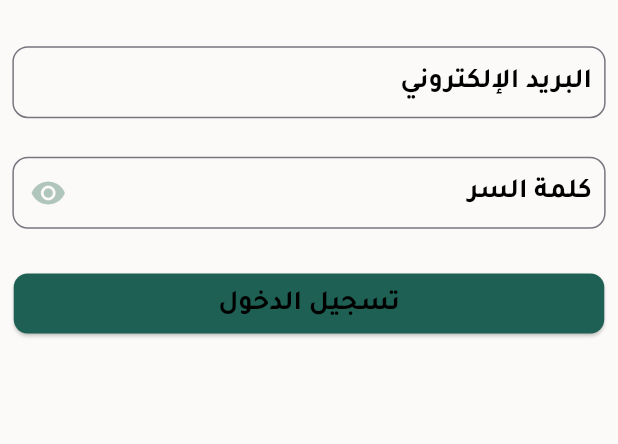
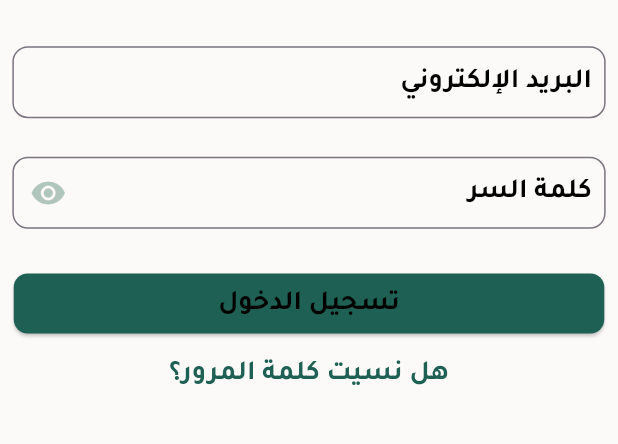
Before and after one commit to FaridaYasserYoussef/cattlehealthtrackerflutter, a Flutter app: the screen it shows after launch, on a phone screen of 412 x 824 dp, the part 498-942 px from its top. Run offline on Flutter 3.47's test engine with Material 3 defaults, Android fonts, the phone set to English and light mode, and no system bars; our stand-ins replace dio, flutter_bloc, flutter_screenutil, flutter_secure_storage, fluttertoast, get_it and 3 more.

Commit message:
added logic for forgot password

```diff
--- a/lib/api/api.dart
+++ b/lib/api/api.dart
@@ -10,5 +10,5 @@ class API{
   static const hostConnectAuthenticationChangePassword= "$hostConnectAuthentication/change_password";
   static const hostConnectAuthenticationToggle2fa = "$hostConnectAuthentication/toggle_2fa";
   static const hostConnectAuthenticationLogout = "$hostConnectAuthentication/logout";
-
+  static const hostConnectAuthenticationSendResetLink = "$hostConnectAuthentication/send-password-reset-email";
 }
--- a/lib/authentication/model/data_sources/authentication_data_source.dart
+++ b/lib/authentication/model/data_sources/authentication_data_source.dart
@@ -8,6 +8,6 @@ abstract class AuthenticationDataSource{
   Future<bool?> toggle2fa();
   Future<double?> resendOtp(String email);
   Future<bool?> logout();
-  Future<bool?> logoutLocally( );
-
+  Future<bool?> logoutLocally();
+  Future<bool?> sendResetPasswordLink(String email);
 }
--- a/lib/authentication/repository/authentication_repository.dart
+++ b/lib/authentication/repository/authentication_repository.dart
@@ -43,4 +43,9 @@ class AuthenticationRepository {
     return logged_out;
   }
 
+  Future<bool?> sendResetPasswordLink(String email) async{
+    bool? emailSent = await dataSource.sendResetPasswordLink(email);
+    return emailSent;
+  }
+
 }
--- a/lib/authentication/view-model/authentication_states.dart
+++ b/lib/authentication/view-model/authentication_states.dart
@@ -74,3 +74,10 @@ class OtpExpiredState extends AuthenticationStates{}
 class ChangePasswordLoading extends AuthenticationStates{}
 
 class OldPasswordIsIncorrect extends AuthenticationStates{}
+
+class SendPasswordResetLinkLoadingState extends AuthenticationStates{}
+
+class SendPasswordResetLinkSuccessState extends AuthenticationStates{}
+
+class SendPasswordResetLinkUserNotFoundErrorState extends AuthenticationStates{}
+class SendPasswordResetLinkFailedToSendEmailState extends AuthenticationStates{}
--- a/lib/authentication/view/screens/users_login_screen.dart
+++ b/lib/authentication/view/screens/users_login_screen.dart
@@ -3,6 +3,7 @@ import 'package:cattlehealthtracker/authentication/view-model/authentication_sta
 import 'package:cattlehealthtracker/authentication/view/widgets/custom_button.dart';
 import 'package:cattlehealthtracker/authentication/view/widgets/custom_text_form_field.dart';
 import 'package:cattlehealthtracker/authentication/view/widgets/otp_form_widget.dart';
+import 'package:cattlehealthtracker/authentication/view/widgets/send_reset_password_link_form.dart';
 import 'package:cattlehealthtracker/common/app_colors.dart';
 import 'package:cattlehealthtracker/common/app_images.dart';
 import 'package:cattlehealthtracker/common/home_screen.dart';
@@ -160,7 +161,23 @@ class _UserLoginScreenState extends State<UserLoginScreen> {
                       }
                     },);
                   },),
-                  )
+                  ),
+
+                  TextButton(onPressed: (){
+                    showDialog(
+                      barrierDismissible: false,
+                      context: context, builder:(context) {
+                      return AlertDialog(
+                        content: SendResetPasswordLinkForm(),
+
+                      );
+                    },);
+                  },
+                   child: Text(S.of(context).forgetPassword,
+                   style: TextStyle(fontFamily: "Tajawal",
+                   fontSize: 18.sp,
+                   fontWeight: FontWeight.bold,
+                   color: AppColors.greenColor,)))
                 ],
                ),
              ),
--- a/lib/common/custom_exceptions.dart
+++ b/lib/common/custom_exceptions.dart
@@ -21,8 +21,22 @@ class OtpNotSet implements Exception{
 
 }
 
-class OldPasswordIncorrect{
+class OldPasswordIncorrect implements Exception{
     final String errorMessage;
 
   OldPasswordIncorrect({required this.errorMessage});
 }
+
+class FailedToSendPasswordResetEmail implements Exception{
+  final String errorMessage;
+
+  FailedToSendPasswordResetEmail({required this.errorMessage});
+
+}
+
+class PasswordResetEmailAddressNotFound implements Exception{
+  final String errorMessage;
+
+  PasswordResetEmailAddressNotFound({required this.errorMessage});
+
+}
--- a/lib/l10n/intl_ar.arb
+++ b/lib/l10n/intl_ar.arb
@@ -41,5 +41,11 @@
     "verifyOtp": "التحقق",
     "verifyAfter": "التحقق بعد",
     "resendAfter": "إعادة الإرسال بعد",
-    "resend": "إعادة الإرسال"
+    "resend": "إعادة الإرسال",
+    "forgetPassword": "هل نسيت كلمة المرور؟",
+    "sendResetPaswordLink": "إرسال رابط تغيير كلمة المرور",
+    "send": "إرسال",
+    "emailSent": "تم إرسال الإيميل",
+    "emailNotFound": "الإيميل غير موجود",
+    "failedToSendEmail": "فشل في إرسال الإيميل"
   }
--- a/lib/main.dart
+++ b/lib/main.dart
@@ -90,7 +90,7 @@ class MyApp extends StatelessWidget {
                     GlobalWidgetsLocalizations.delegate,
                     GlobalCupertinoLocalizations.delegate,
                 ],
-                supportedLocales: S.delegate.supportedLocales,
+
             debugShowCheckedModeBanner: false,
             title: 'Flutter Demo',
             home: UserLoginScreen(storage: FlutterSecureStorage(), scaffoldKey: GlobalKey<ScaffoldState>(),),
```
Also changed, not shown: lib/authentication/model/data_sources/authentication_api_data_source.dart (+32 -5 lines), lib/authentication/view-model/authentication_cubit.dart (+32 -2 lines), lib/authentication/view/widgets/change_password_form_widget.dart (+23 -19 lines), lib/authentication/view/widgets/send_reset_password_link_form.dart (added, +122 -0 lines), lib/l10n/intl_en.arb (+7 -1 lines), lib/generated/intl/messages_ar.dart, lib/generated/intl/messages_en.dart, lib/generated/l10n.dart.
